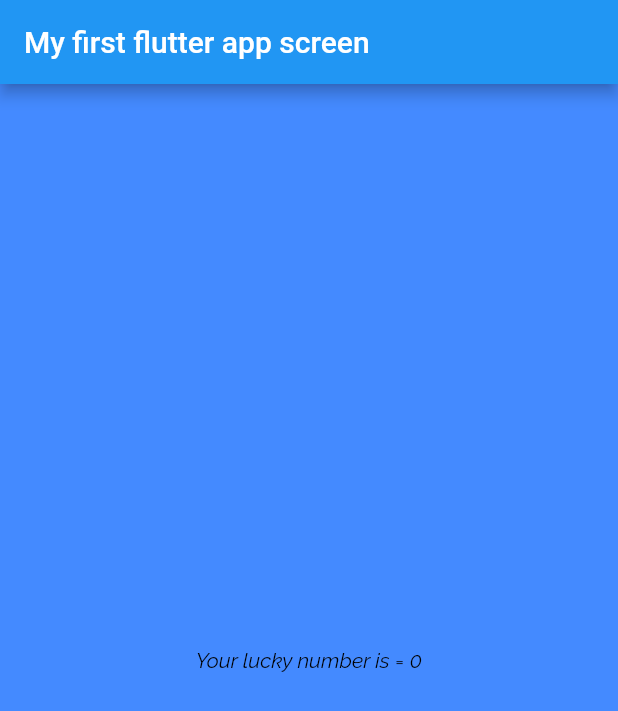
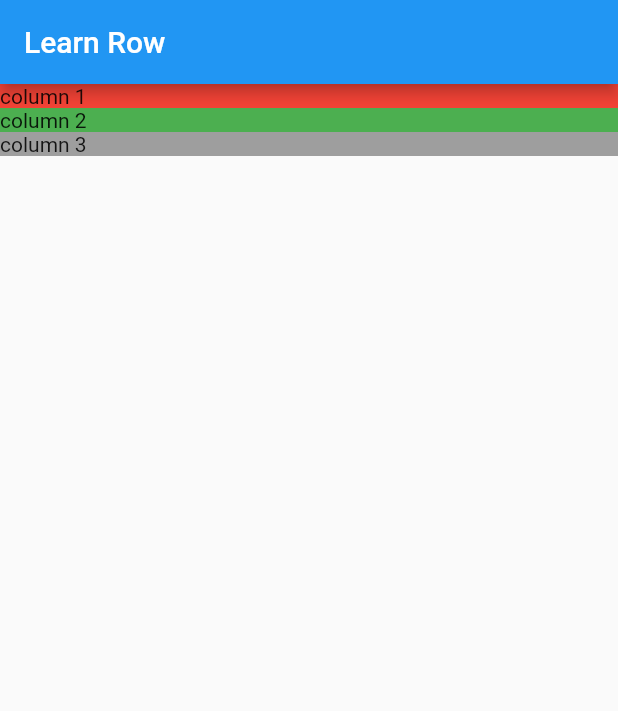
Before and after one commit to alfirajessica/UI_dart, a Flutter app: the screen it shows after launch, on a phone screen of 412 x 824 dp. Shown: the top 711 px of the screen. Run offline on Flutter 3.47's test engine with Material 2 defaults, Android fonts, the phone set to English and light mode, and no system bars.

Commit message:
row and column

```diff
--- /dev/null
+++ b/lib/app_screens/Columnscreen.dart
@@ -0,0 +1,32 @@
+import 'package:flutter/material.dart';
+
+//-------------------Column------------------------------
+class Columnscreen extends StatelessWidget {
+  // This widget is the root of your application.
+  @override
+  Widget build(BuildContext context) {
+    return Scaffold(
+      appBar: AppBar(
+        title: Text('Learn Row'),
+      ),
+      body: Column(
+        mainAxisAlignment: MainAxisAlignment.start,
+        crossAxisAlignment: CrossAxisAlignment.stretch,
+        children: <Widget>[
+          Container(
+            decoration: BoxDecoration(color: Colors.red),
+            child: Text("column 1"),
+          ),
+          Container(
+            decoration: BoxDecoration(color: Colors.green),
+            child: Text('column 2'),
+          ),
+          Container(
+            decoration: BoxDecoration(color: Colors.grey),
+            child: Text('column 3'),
+          )
+        ],
+      ),
+    );
+  }
+}
--- /dev/null
+++ b/lib/app_screens/Rowscreen.dart
@@ -0,0 +1,32 @@
+import 'package:flutter/material.dart';
+
+//-------------------ROW ------------------------------
+class Rowscreen extends StatelessWidget {
+  // This widget is the root of your application.
+  @override
+  Widget build(BuildContext context) {
+    return Scaffold(
+      appBar: AppBar(
+        title: Text('Learn Row'),
+      ),
+      body: Row(
+        mainAxisAlignment: MainAxisAlignment.spaceBetween,
+        crossAxisAlignment: CrossAxisAlignment.stretch,
+        children: <Widget>[
+          Container(
+            decoration: BoxDecoration(color: Colors.red),
+            child: Text("row 1"),
+          ),
+          Container(
+            decoration: BoxDecoration(color: Colors.green),
+            child: Text('row 2'),
+          ),
+          Container(
+            decoration: BoxDecoration(color: Colors.grey),
+            child: Text('row 3'),
+          )
+        ],
+      ),
+    );
+  }
+}
--- a/lib/main.dart
+++ b/lib/main.dart
@@ -1,10 +1,13 @@
 import 'package:flutter/material.dart';
 import 'package:ui_dart/app_screens/Firstscreen.dart';
+import 'package:ui_dart/app_screens/Rowscreen.dart';
+import 'package:ui_dart/app_screens/Columnscreen.dart';
 
 void main() {
   runApp(MyFlutterApp());
 }
 
+/* -------------------- Firstscreen.dart -----------------------
 class MyFlutterApp extends StatelessWidget {
   @override
   Widget build(BuildContext context) {
@@ -20,3 +23,33 @@ class MyFlutterApp extends StatelessWidget {
     );
   }
 }
+-----------End of Firstscreen.dart --------------*/
+
+/*------------------ Row / Column ----------------------
+class MyFlutterApp extends StatelessWidget {
+  @override
+  Widget build(BuildContext context) {
+    return MaterialApp(
+      debugShowCheckedModeBanner: false, //menghilangkan banner debug
+      title: 'My Flutter App',
+      home: Scaffold(
+        body: Columnscreen(), //isi,
+      ),
+    );
+  }
+}
+------------ End of Row / Column ---------------*/
+
+/*------------------Combine Row and Column ----------------------*/
+class MyFlutterApp extends StatelessWidget {
+  @override
+  Widget build(BuildContext context) {
+    return MaterialApp(
+      debugShowCheckedModeBanner: false, //menghilangkan banner debug
+      title: 'My Flutter App',
+      home: Scaffold(
+        body: Columnscreen(), //isi,
+      ),
+    );
+  }
+}
```
